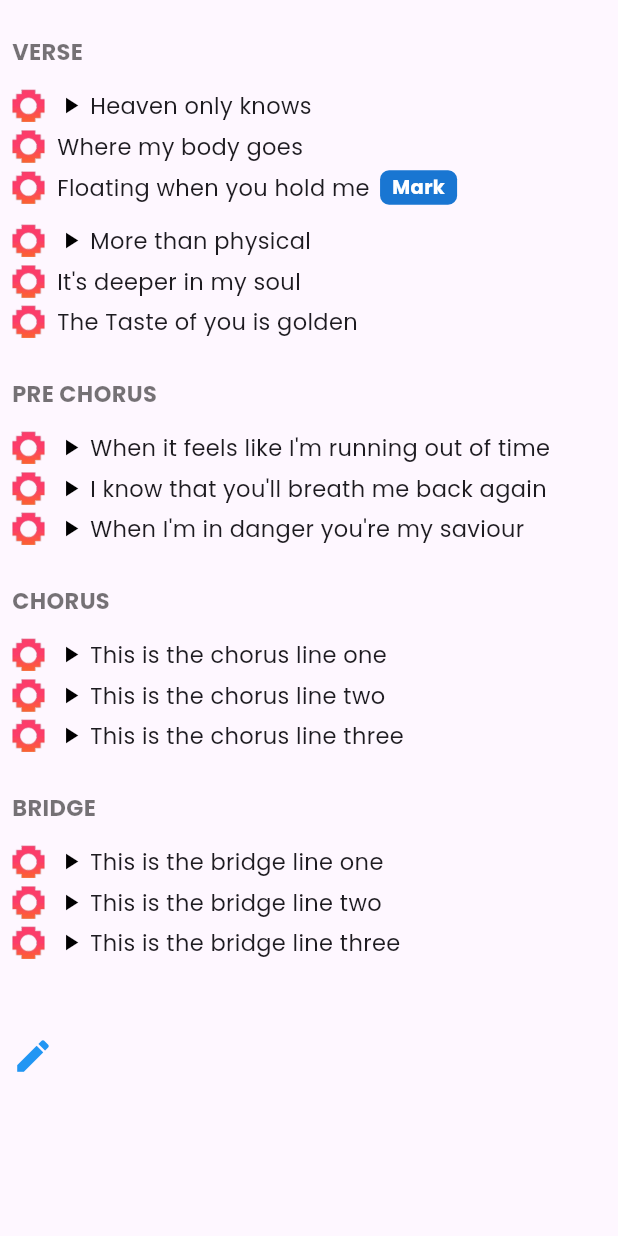
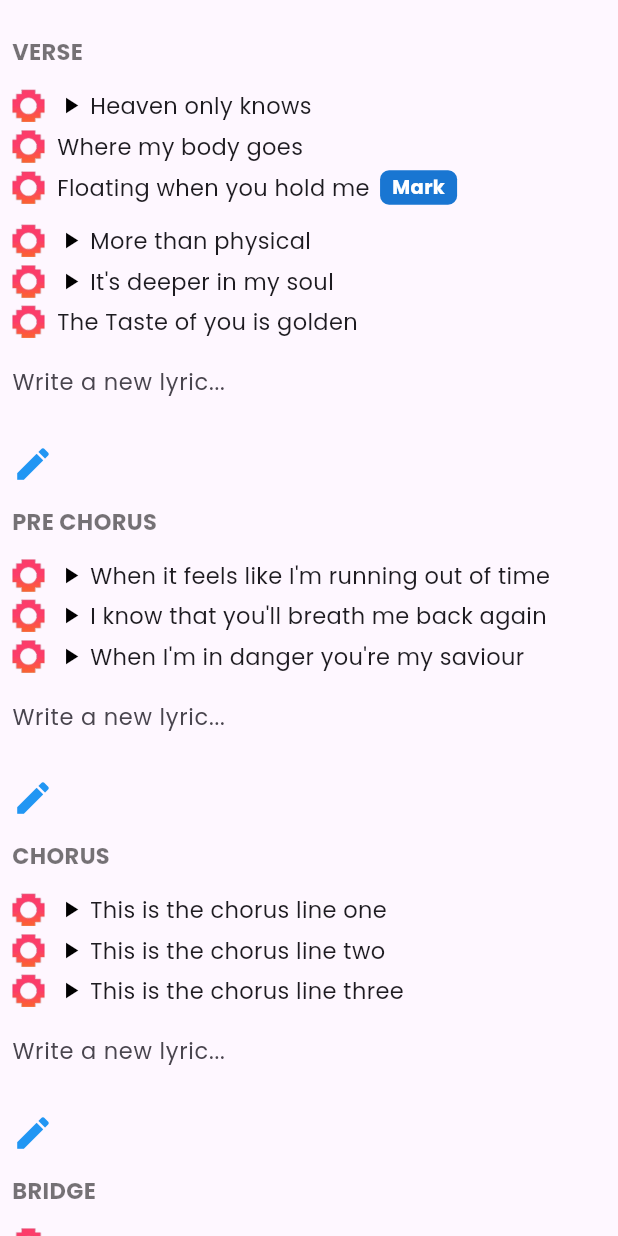
Before and after one commit to Najaf555/cord-app, a Flutter app: the _LyricsTabImageExact widget shown alone on an empty page, opened directly, on a phone screen of 412 x 824 dp. Run offline on Flutter 3.47's test engine with Material 3 defaults, Android fonts, the light colour scheme and no system bars; our stand-ins replace cloud_firestore, firebase_auth, firebase_core, firebase_messaging, flutter_slidable, get and 6 more; missing offline and left inert: flutter_facebook_auth, flutter_sound; accounts and stored records are empty; project files that could hold a hidden picture were left out.

Commit message:
after making lyrics tab ready for integration

```diff
--- a/lib/views/new_recording.dart
+++ b/lib/views/new_recording.dart
@@ -623,6 +623,7 @@ class _NewRecordingScreenState extends State<NewRecordingScreen> with SingleTick
                     ),
                     TextButton(
                       onPressed: () async {
+                        _recordingFinalized = true;
                         await _stopAudioRecording();
                         if (_recordingPath == null || !File(_recordingPath!).existsSync()) {
                           Get.snackbar(
@@ -660,6 +661,17 @@ class _NewRecordingScreenState extends State<NewRecordingScreen> with SingleTick
                             .collection('sessions')
                                       .doc(widget.sessionId)
                             .collection('recordings');
+                          if (_firestoreRecordingDocId != null) {
+                            await recordingsRef.doc(_firestoreRecordingDocId).update({
+                              'userId': user.uid,
+                              'fileUrl': fileUrl,
+                              'is_recording': false,
+                              'duration': _formatElapsed(_elapsedSeconds),
+                              'createdAt': FieldValue.serverTimestamp(),
+                              'fileName': _recordingFileName,
+                              'recordingId': _firestoreRecordingDocId,
+                            });
+                          } else {
                             final docRef = await recordingsRef.add({
                               'userId': user.uid,
                               'fileUrl': fileUrl,
@@ -671,6 +683,7 @@ class _NewRecordingScreenState extends State<NewRecordingScreen> with SingleTick
                             await recordingsRef.doc(docRef.id).update({
                               'recordingId': docRef.id,
                             });
+                          }
                           Get.snackbar(
                             'Success',
                             'Recording uploaded and saved!',
--- a/lib/views/session_detail_view.dart
+++ b/lib/views/session_detail_view.dart
@@ -1236,8 +1236,27 @@ class _SessionDetailViewState extends State<SessionDetailView>
   }
 }
 
-class _LyricsTabImageExact extends StatelessWidget {
+class _LyricsTabImageExact extends StatefulWidget {
   const _LyricsTabImageExact();
+  @override
+  State<_LyricsTabImageExact> createState() => _LyricsTabImageExactState();
+}
+
+class _LyricsTabImageExactState extends State<_LyricsTabImageExact> {
+  final TextEditingController _verseController = TextEditingController();
+  final TextEditingController _preChorusController = TextEditingController();
+  final TextEditingController _chorusController = TextEditingController();
+  final TextEditingController _bridgeController = TextEditingController();
+
+  @override
+  void dispose() {
+    _verseController.dispose();
+    _preChorusController.dispose();
+    _chorusController.dispose();
+    _bridgeController.dispose();
+    super.dispose();
+  }
+
   @override
   Widget build(BuildContext context) {
     return SingleChildScrollView(
@@ -1263,11 +1282,28 @@ class _LyricsTabImageExact extends StatelessWidget {
           ),
           const SizedBox(height: 8),
           _SelectableLyricsLine(text: 'More than physical', play: true),
-          _SelectableLyricsLine(text: "It's deeper in my soul"),
+          _SelectableLyricsLine(text: "It's deeper in my soul", play: true),
           _SelectableLyricsLine(text: 'The Taste of you is golden'),
-          const SizedBox(height: 24),
-
-          // Pre Chorus Section
+          Padding(
+            padding: const EdgeInsets.symmetric(vertical: 2.5),
+            child: TextField(
+              controller: _verseController,
+              decoration: InputDecoration(
+                hintText: 'Write a new lyric...',
+                border: InputBorder.none,
+                contentPadding: EdgeInsets.zero,
+              ),
+              style: const TextStyle(fontSize: 15),
+              minLines: 1,
+              maxLines: null,
+            ),
+          ),
+          const SizedBox(height: 14),
+
+          Row(children: [_PenPopupMenu()]),
+
+          const SizedBox(height: 14),
+          // PRE CHORUS Section
           Text(
             'PRE CHORUS',
             style: TextStyle(
@@ -1280,9 +1316,26 @@ class _LyricsTabImageExact extends StatelessWidget {
           _SelectableLyricsLine(text: 'When it feels like I\'m running out of time', play: true),
           _SelectableLyricsLine(text: 'I know that you\'ll breath me back again', play: true),
           _SelectableLyricsLine(text: 'When I\'m in danger you\'re my saviour', play: true),
-          const SizedBox(height: 24),
-
-          // Chorus Section
+          Padding(
+            padding: const EdgeInsets.symmetric(vertical: 2.5),
+            child: TextField(
+              controller: _preChorusController,
+              decoration: InputDecoration(
+                hintText: 'Write a new lyric...',
+                border: InputBorder.none,
+                contentPadding: EdgeInsets.zero,
+              ),
+              style: const TextStyle(fontSize: 15),
+              minLines: 1,
+              maxLines: null,
+            ),
+          ),
+          const SizedBox(height: 14),
+
+          Row(children: [_PenPopupMenu()]),
+
+          const SizedBox(height: 14),
+          // CHORUS Section
           Text(
             'CHORUS',
             style: TextStyle(
@@ -1295,9 +1348,26 @@ class _LyricsTabImageExact extends StatelessWidget {
           _SelectableLyricsLine(text: 'This is the chorus line one', play: true),
           _SelectableLyricsLine(text: 'This is the chorus line two', play: true),
           _SelectableLyricsLine(text: 'This is the chorus line three', play: true),
-          const SizedBox(height: 24),
-
-          // Bridge Section
+          Padding(
+            padding: const EdgeInsets.symmetric(vertical: 2.5),
+            child: TextField(
+              controller: _chorusController,
+              decoration: InputDecoration(
+                hintText: 'Write a new lyric...',
+                border: InputBorder.none,
+                contentPadding: EdgeInsets.zero,
+              ),
+              style: const TextStyle(fontSize: 15),
+              minLines: 1,
+              maxLines: null,
+            ),
+          ),
+          const SizedBox(height: 14),
+
+          Row(children: [_PenPopupMenu()]),
+
+          const SizedBox(height: 14),
+          // BRIDGE Section
           Text(
             'BRIDGE',
             style: TextStyle(
@@ -1310,10 +1380,25 @@ class _LyricsTabImageExact extends StatelessWidget {
           _SelectableLyricsLine(text: 'This is the bridge line one', play: true),
           _SelectableLyricsLine(text: 'This is the bridge line two', play: true),
           _SelectableLyricsLine(text: 'This is the bridge line three', play: true),
-          const SizedBox(height: 24),
-
-          const SizedBox(height: 24),
+          Padding(
+            padding: const EdgeInsets.symmetric(vertical: 2.5),
+            child: TextField(
+              controller: _bridgeController,
+              decoration: InputDecoration(
+                hintText: 'Write a new lyric...',
+                border: InputBorder.none,
+                contentPadding: EdgeInsets.zero,
+              ),
+              style: const TextStyle(fontSize: 15),
+              minLines: 1,
+              maxLines: null,
+            ),
+          ),
+          const SizedBox(height: 14),
+
           Row(children: [_PenPopupMenu()]),
+
+          const SizedBox(height: 14),
         ],
       ),
     );
```
Lines whose indentation alone changed are shown as unchanged.
